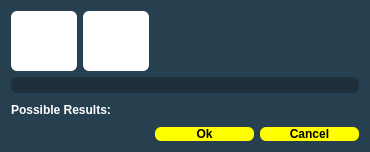
Before: the Qt Designer form Forms/Gen4/SearchCoinFlips.ui in Admiral-Fish/PokeFinder, drawn with Qt 5.
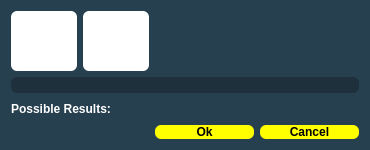
After: the same form once the commit is applied.

The edit to the form file:
```diff
--- a/Forms/Gen4/SearchCoinFlips.ui
+++ b/Forms/Gen4/SearchCoinFlips.ui
@@ -7,19 +7,25 @@
     <x>0</x>
     <y>0</y>
     <width>370</width>
-    <height>152</height>
+    <height>150</height>
    </rect>
   </property>
+  <property name="sizePolicy">
+   <sizepolicy hsizetype="Fixed" vsizetype="Fixed">
+    <horstretch>0</horstretch>
+    <verstretch>0</verstretch>
+   </sizepolicy>
+  </property>
   <property name="minimumSize">
    <size>
     <width>370</width>
-    <height>152</height>
+    <height>150</height>
    </size>
   </property>
   <property name="maximumSize">
    <size>
     <width>370</width>
-    <height>152</height>
+    <height>150</height>
    </size>
   </property>
   <property name="windowTitle">
```
